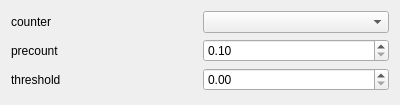
Qt form xpaxs/instrumentation/spec/ui/ui_skipmode.ui (praxes/praxes) before a commit.
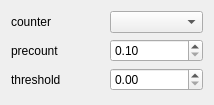
The same form after that commit.

Patch:
```diff
--- a/xpaxs/instrumentation/spec/ui/ui_skipmode.ui
+++ b/xpaxs/instrumentation/spec/ui/ui_skipmode.ui
@@ -5,7 +5,7 @@
    <rect>
     <x>0</x>
     <y>0</y>
-    <width>400</width>
+    <width>214</width>
     <height>105</height>
    </rect>
   </property>
```
